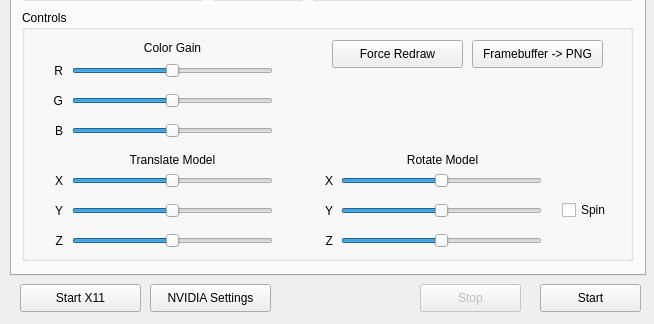
Qt form render_algorithms/dscp4/dscp4-qt/ui/mainwindow.ui (itsermo/holovideo-algorithms) before a commit; both pictures show x 0 to 654 and y 336 to 660 of the 654 by 660 pixel window.
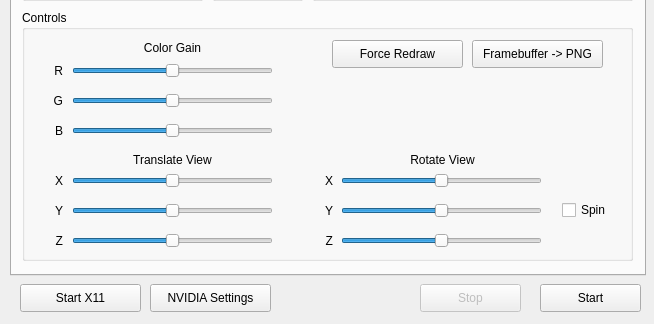
The same form after that commit.

What changed in the file:
```diff
--- a/render_algorithms/dscp4/dscp4-qt/ui/mainwindow.ui
+++ b/render_algorithms/dscp4/dscp4-qt/ui/mainwindow.ui
@@ -579,7 +579,7 @@
         </rect>
        </property>
        <property name="text">
-        <string>Translate Model</string>
+        <string>Translate View</string>
        </property>
        <property name="alignment">
         <set>Qt::AlignCenter</set>
@@ -665,7 +665,7 @@
         </rect>
        </property>
        <property name="text">
-        <string>Rotate Model</string>
+        <string>Rotate View</string>
        </property>
        <property name="alignment">
         <set>Qt::AlignCenter</set>
```
Left out of the diff: 3 changed lines with no effect on the pictures.
